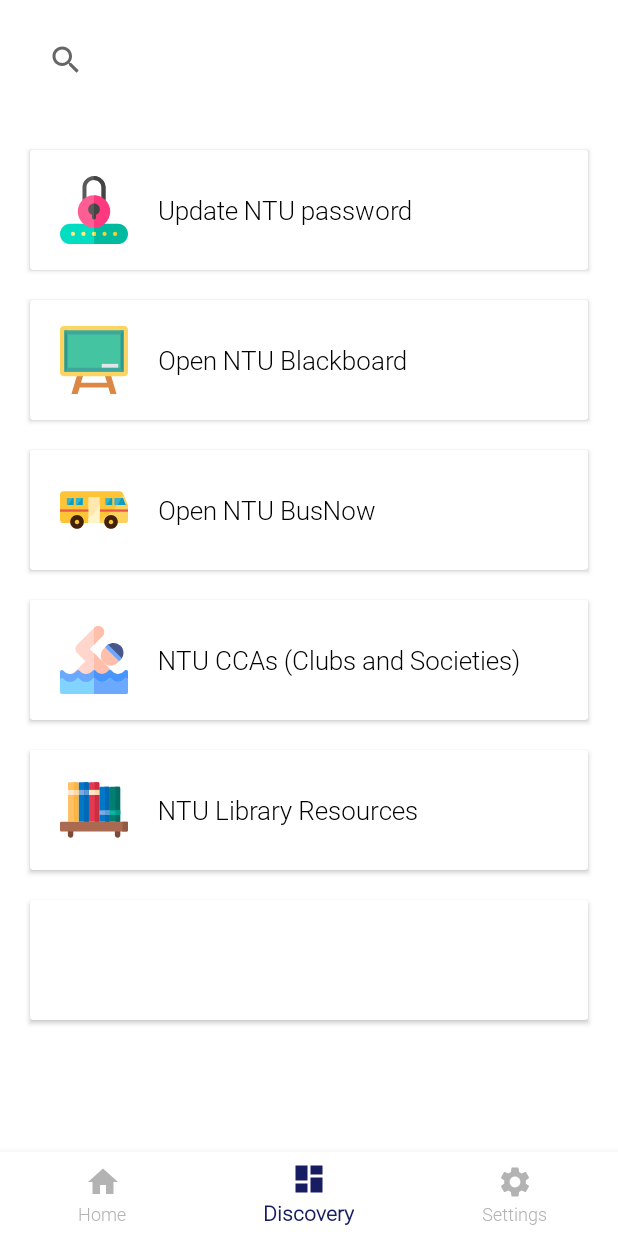
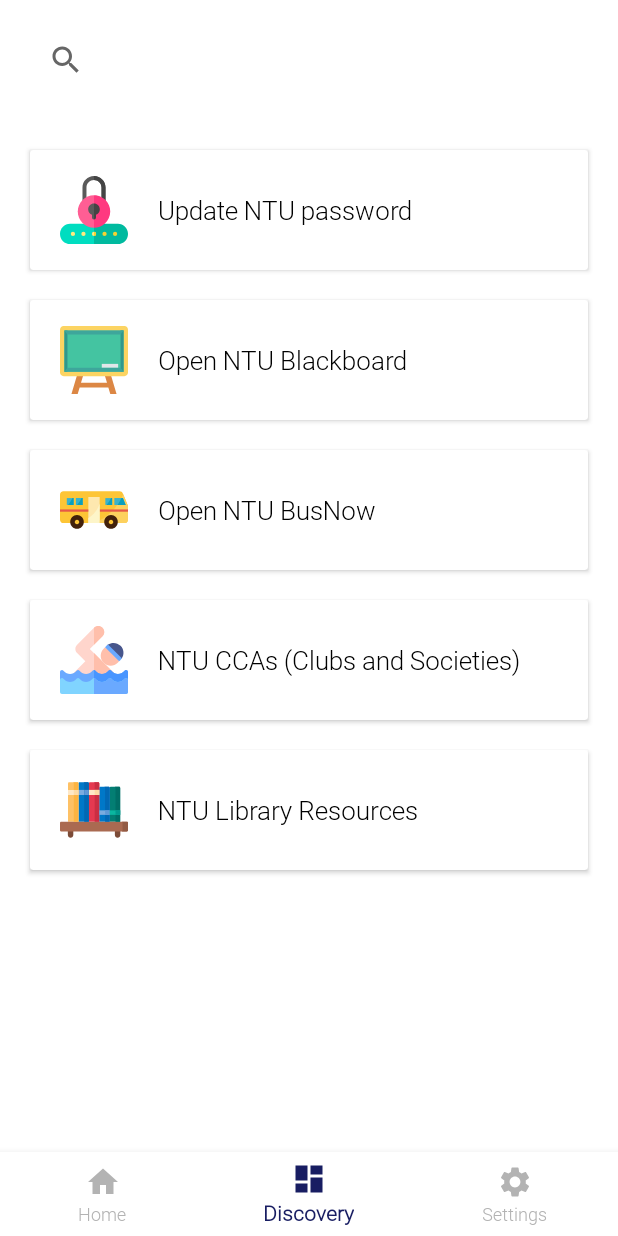
Before and after one commit to desmondkz/FreshEEE, an Android app: the DiscoveryActivity screen opened directly, with no data from a screen before it, on a phone screen of 412 x 824 dp. Run offline under Robolectric (Android 15) with nearby library versions, the phone set to English and light mode, and no system bars.

Commit message:
code cleaning

```diff
--- a/app/src/main/java/com/ntu/fresheee/SignUpActivity.java
+++ b/app/src/main/java/com/ntu/fresheee/SignUpActivity.java
@@ -11,7 +11,6 @@ import android.view.View;
 import android.widget.Button;
 import android.widget.EditText;
 import android.widget.ImageView;
-import android.widget.ProgressBar;
 import android.widget.TextView;
 import android.widget.Toast;
 
--- a/app/src/main/res/layout/activity_discovery.xml
+++ b/app/src/main/res/layout/activity_discovery.xml
@@ -198,11 +198,6 @@
                 </RelativeLayout>
             </androidx.cardview.widget.CardView>
 
-            <androidx.cardview.widget.CardView
-                android:layout_width="match_parent"
-                android:layout_height="80dp"
-                android:layout_margin="10dp"
-                android:layout_weight="1" />
         </LinearLayout>
     </ScrollView>
 
```
